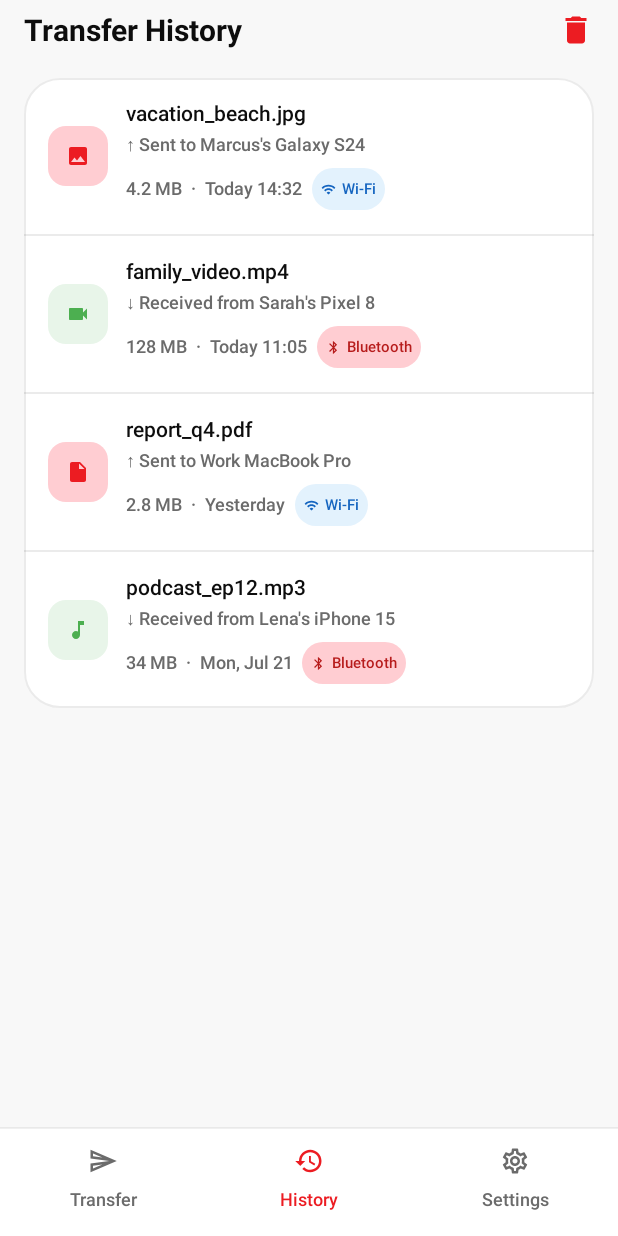
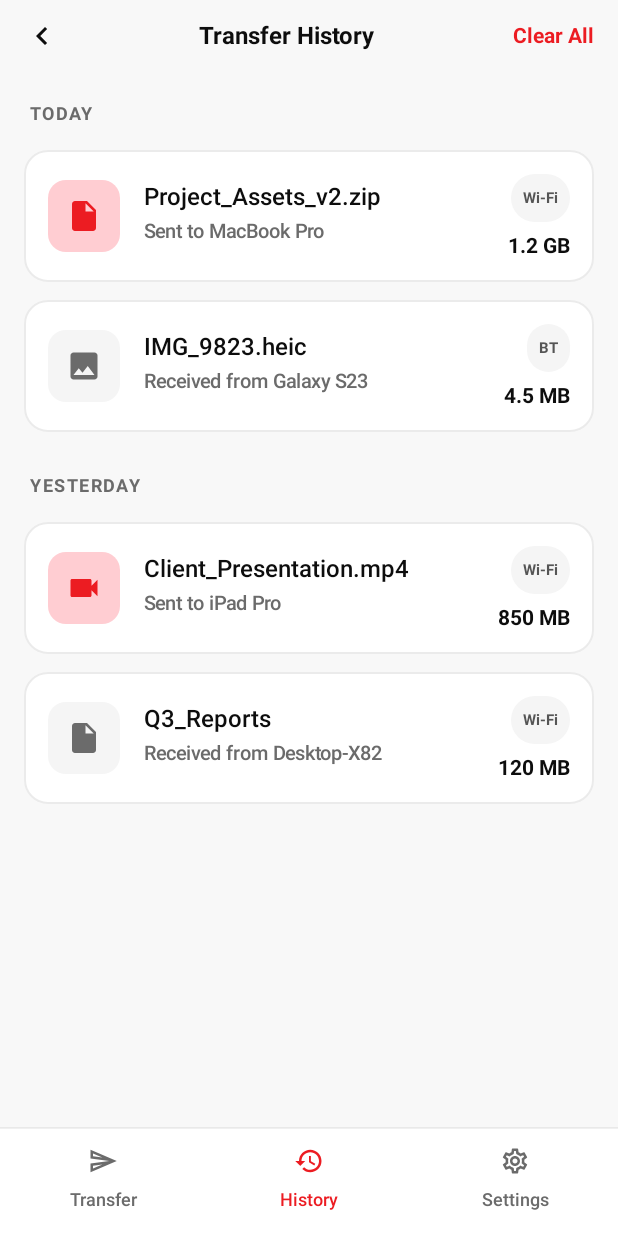
Before and after one commit to SaiDheerajPeketi/Just-Share, an Android app built with Jetpack Compose: the HistoryScreen screen opened through its navigation route, on a phone screen of 412 x 824 dp. Run offline under Robolectric (Android 15) with nearby library versions, the light colour scheme and no system bars; our stand-ins replace Dagger/Hilt's generated code, Timber.

Commit message:
Implement grouped history items layout matching new design

```diff
--- a/app/src/main/java/com/invincible/jedishare/ui/screens/HistoryScreen.kt
+++ b/app/src/main/java/com/invincible/jedishare/ui/screens/HistoryScreen.kt
@@ -12,6 +12,7 @@ import androidx.compose.material.MaterialTheme
 import androidx.compose.material.Text
 import androidx.compose.material.icons.Icons
 import androidx.compose.material.icons.filled.Bluetooth
+import androidx.compose.material.icons.filled.ChevronLeft
 import androidx.compose.material.icons.filled.Delete
 import androidx.compose.material.icons.filled.History
 import androidx.compose.material.icons.filled.Image
@@ -51,13 +52,15 @@ fun HistoryScreen(
     var items by remember {
         mutableStateOf(
             listOf(
-                HistoryItem(1, "vacation_beach.jpg", "Marcus's Galaxy S24", "Sent", "4.2 MB", "Today 14:32", "Wi-Fi", Icons.Default.Image),
-                HistoryItem(2, "family_video.mp4", "Sarah's Pixel 8", "Received", "128 MB", "Today 11:05", "Bluetooth", Icons.Default.Videocam),
-                HistoryItem(3, "report_q4.pdf", "Work MacBook Pro", "Sent", "2.8 MB", "Yesterday", "Wi-Fi", Icons.Default.InsertDriveFile),
-                HistoryItem(4, "podcast_ep12.mp3", "Lena's iPhone 15", "Received", "34 MB", "Mon, Jul 21", "Bluetooth", Icons.Default.MusicNote)
+                HistoryItem(1, "Project_Assets_v2.zip", "MacBook Pro", "Sent", "1.2 GB", "TODAY", "Wi-Fi", Icons.Default.InsertDriveFile),
+                HistoryItem(2, "IMG_9823.heic", "Galaxy S23", "Received", "4.5 MB", "TODAY", "BT", Icons.Default.Image),
+                HistoryItem(3, "Client_Presentation.mp4", "iPad Pro", "Sent", "850 MB", "YESTERDAY", "Wi-Fi", Icons.Default.Videocam),
+                HistoryItem(4, "Q3_Reports", "Desktop-X82", "Received", "120 MB", "YESTERDAY", "Wi-Fi", Icons.Default.InsertDriveFile)
             )
         )
     }
+
+    val groupedItems = items.groupBy { it.date }
 
     Column(
         modifier = Modifier
@@ -69,27 +72,37 @@ fun HistoryScreen(
             modifier = Modifier
                 .fillMaxWidth()
                 .background(Color.Transparent)
-                .padding(horizontal = 16.dp, vertical = 8.dp),
+                .padding(horizontal = 16.dp, vertical = 12.dp),
             verticalAlignment = Alignment.CenterVertically,
             horizontalArrangement = Arrangement.SpaceBetween
         ) {
-            Text("Transfer History", style = MaterialTheme.typography.h3, color = colors.black)
             Box(
                 modifier = Modifier
                     .size(24.dp)
                     .clickable(
                         interactionSource = remember { MutableInteractionSource() },
                         indication = null,
-                        onClick = { items = emptyList() }
+                        onClick = { onNavigateToNavRoute("home") }
                     ),
                 contentAlignment = Alignment.Center
             ) {
-                Icon(Icons.Default.Delete, contentDescription = "Clear History", tint = colors.red, modifier = Modifier.size(24.dp))
+                Icon(Icons.Default.ChevronLeft, contentDescription = "Back", tint = colors.black)
             }
+            Text("Transfer History", style = MaterialTheme.typography.body1.copy(fontWeight = FontWeight.Bold), color = colors.black)
+            Text(
+                text = "Clear All",
+                style = MaterialTheme.typography.body2.copy(fontWeight = FontWeight.Bold),
+                color = colors.red,
+                modifier = Modifier.clickable(
+                    interactionSource = remember { MutableInteractionSource() },
+                    indication = null,
+                    onClick = { items = emptyList() }
+                )
+            )
         }
 
         Box(
-            modifier = Modifier.weight(1f).padding(horizontal = 16.dp, vertical = 12.dp)
+            modifier = Modifier.weight(1f).padding(horizontal = 16.dp)
         ) {
             if (items.isEmpty()) {
                 Column(
@@ -111,80 +124,89 @@ fun HistoryScreen(
                 }
             } else {
                 LazyColumn(
-                    modifier = Modifier
-                        .fillMaxWidth()
-                        .background(colors.cardBg, RoundedCornerShape(24.dp))
-                        .border(1.dp, colors.border, RoundedCornerShape(24.dp))
+                    modifier = Modifier.fillMaxWidth(),
+                    contentPadding = PaddingValues(top = 16.dp, bottom = 24.dp),
+                    verticalArrangement = Arrangement.spacedBy(24.dp)
                 ) {
-                    items(items.size) { index ->
-                        val item = items[index]
+                    groupedItems.forEach { (dateHeader, dateItems) ->
+                        item {
+                            Column {
+                                Text(
+                                    text = dateHeader,
+                                    fontSize = 12.sp,
+                                    fontWeight = FontWeight.Bold,
+                                    color = colors.mutedFg,
+                                    letterSpacing = 1.sp,
+                                    modifier = Modifier.padding(start = 4.dp, bottom = 12.dp)
+                                )
+                                Column(
+                                    verticalArrangement = Arrangement.spacedBy(12.dp)
+                                ) {
+                                    dateItems.forEach { item ->
                                         Row(
                                             modifier = Modifier
                                                 .fillMaxWidth()
-                                .padding(horizontal = 16.dp, vertical = 16.dp),
+                                                .background(colors.cardBg, RoundedCornerShape(16.dp))
+                                                .border(1.dp, colors.border, RoundedCornerShape(16.dp))
+                                                .padding(16.dp),
                                             verticalAlignment = Alignment.CenterVertically
                                         ) {
                                             Box(
                                                 modifier = Modifier
-                                    .size(40.dp)
-                                    .clip(RoundedCornerShape(12.dp))
-                                    .background(if (item.dir == "Sent") colors.lightRed else Color(0xFFE8F5E9)),
+                                                    .size(48.dp)
+                                                    .background(if (item.dir == "Sent") colors.lightRed else Color(0xFFF5F5F5), RoundedCornerShape(12.dp)),
                                                 contentAlignment = Alignment.Center
                                             ) {
-                                Icon(item.icon, contentDescription = null, tint = if (item.dir == "Sent") colors.red else Color(0xFF4CAF50), modifier = Modifier.size(16.dp))
+                                                Icon(
+                                                    imageVector = item.icon,
+                                                    contentDescription = null,
+                                                    tint = if (item.dir == "Sent") colors.red else colors.mutedFg,
+                                                    modifier = Modifier.size(24.dp)
+                                                )
                                             }
-                            Spacer(modifier = Modifier.width(12.dp))
+                                            Spacer(modifier = Modifier.width(16.dp))
                                             Column(modifier = Modifier.weight(1f)) {
                                                 Text(
                                                     text = item.name,
-                                    style = MaterialTheme.typography.body2.copy(fontWeight = FontWeight.SemiBold),
+                                                    style = MaterialTheme.typography.body1.copy(fontWeight = FontWeight.SemiBold),
                                                     color = colors.black,
                                                     maxLines = 1,
                                                     overflow = TextOverflow.Ellipsis
                                                 )
+                                                Spacer(modifier = Modifier.height(2.dp))
                                                 Text(
-                                    text = if (item.dir == "Sent") "↑ Sent to ${item.peer}" else "↓ Received from ${item.peer}",
-                                    fontSize = 12.sp,
+                                                    text = if (item.dir == "Sent") "Sent to ${item.peer}" else "Received from ${item.peer}",
+                                                    fontSize = 13.sp,
                                                     color = colors.mutedFg,
                                                     maxLines = 1,
                                                     overflow = TextOverflow.Ellipsis
                                                 )
-                                Spacer(modifier = Modifier.height(4.dp))
-                                Row(
-                                    verticalAlignment = Alignment.CenterVertically,
-                                    horizontalArrangement = Arrangement.spacedBy(6.dp)
+                                            }
+                                            Spacer(modifier = Modifier.width(12.dp))
+                                            Column(horizontalAlignment = Alignment.End) {
+                                                Box(
+                                                    modifier = Modifier
+                                                        .background(Color(0xFFF5F5F5), RoundedCornerShape(50))
+                                                        .padding(horizontal = 8.dp, vertical = 4.dp)
                                                 ) {
-                                    Text(text = item.size, fontSize = 12.sp, color = colors.mutedFg)
-                                    Text(text = "·", fontSize = 12.sp, color = colors.mutedFg)
-                                    Text(text = item.date, fontSize = 12.sp, color = colors.mutedFg)
-                                    Row(
-                                        modifier = Modifier
-                                            .background(
-                                                if (item.method == "Wi-Fi") Color(0xFFE3F2FD) else colors.lightRed,
-                                                RoundedCornerShape(percent = 50)
-                                            )
-                                            .padding(horizontal = 6.dp, vertical = 2.dp),
-                                        verticalAlignment = Alignment.CenterVertically
-                                    ) {
-                                        Icon(
-                                            if (item.method == "Wi-Fi") Icons.Default.Wifi else Icons.Default.Bluetooth,
-                                            contentDescription = null,
-                                            tint = if (item.method == "Wi-Fi") Color(0xFF1565C0) else colors.darkRed,
-                                            modifier = Modifier.size(10.dp)
-                                        )
-                                        Spacer(modifier = Modifier.width(4.dp))
                                                     Text(
                                                         text = item.method,
                                                         fontSize = 10.sp,
-                                            fontWeight = FontWeight.SemiBold,
-                                            color = if (item.method == "Wi-Fi") Color(0xFF1565C0) else colors.darkRed
+                                                        fontWeight = FontWeight.Bold,
+                                                        color = Color(0xFF555555)
+                                                    )
+                                                }
+                                                Spacer(modifier = Modifier.height(8.dp))
+                                                Text(
+                                                    text = item.size,
+                                                    style = MaterialTheme.typography.body2.copy(fontWeight = FontWeight.Bold),
+                                                    color = colors.black
                                                 )
                                             }
                                         }
                                     }
                                 }
-                        if (index < items.lastIndex) {
-                            Box(modifier = Modifier.fillMaxWidth().height(1.dp).background(colors.border))
+                            }
                         }
                     }
                 }
```
Lines whose indentation alone changed are shown as unchanged.
